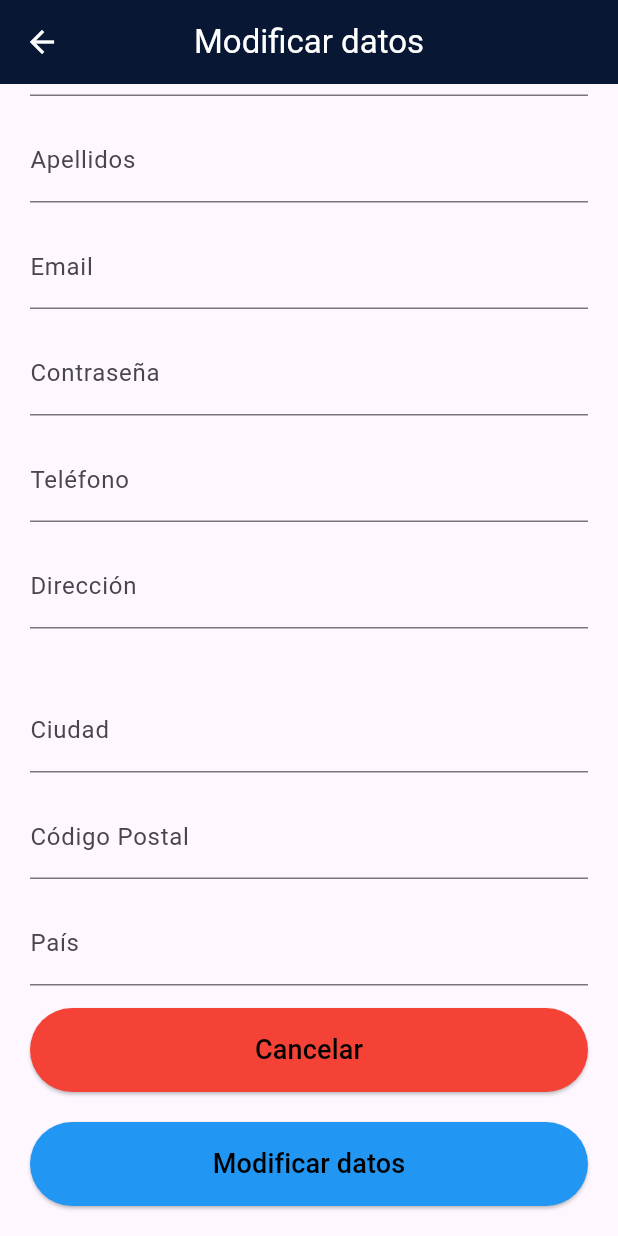
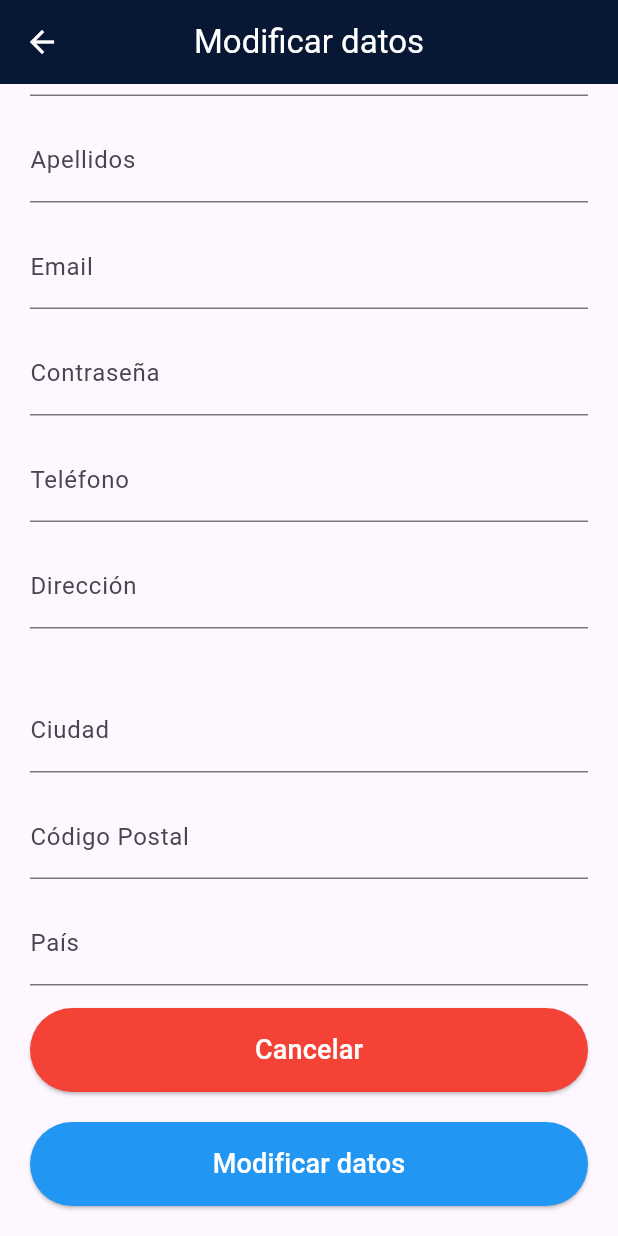
Before and after one commit to Dev-Julinho/Tienda-TFG-FS, a Flutter app: the CambiarDatosClientePage screen opened directly, scrolled down 68 dp, after a tap on "Modificar datos", on a phone screen of 412 x 824 dp. Run offline on Flutter 3.47's test engine with Material 3 defaults, Android fonts, the phone set to English and light mode, and no system bars; our stand-ins replace shared_preferences; accounts and stored records are empty.

Commit message:
revisión del código

```diff
--- a/lib/Cesta.dart
+++ b/lib/Cesta.dart
@@ -169,7 +169,6 @@ class _CarritoPageState extends State<CarritoPage> {
               },
             ),
           ),
-
           _footer(),
         ],
       ),
@@ -215,7 +214,6 @@ class _CarritoPageState extends State<CarritoPage> {
                   style: TextStyle(fontSize: 18)),
             ),
           ),
-
           const SizedBox(height: 10),
 
           SizedBox(
@@ -237,7 +235,6 @@ class _CarritoPageState extends State<CarritoPage> {
               ),
             ),
           ),
-
         ],
       ),
     );
--- a/lib/ProductosCategoria.dart
+++ b/lib/ProductosCategoria.dart
@@ -2,7 +2,6 @@ import 'dart:convert';
 import 'dart:io';
 import 'package:flutter/material.dart';
 import 'package:http/io_client.dart';
-
 import 'models/producto.dart';
 import 'models/categoria.dart';
 import 'productoDetalle.dart';
@@ -223,10 +222,8 @@ class _ProductosCategoriaState extends State<ProductosCategoria> {
                             const Icon(Icons.broken_image, size: 60),
                           ),
                         ),
-
                         const SizedBox(width: 16),
 
-                        // 📝 Nombre + precio
                         Expanded(
                           child: Column(
                             crossAxisAlignment: CrossAxisAlignment.start,
@@ -239,7 +236,6 @@ class _ProductosCategoriaState extends State<ProductosCategoria> {
                                   height: 1.2,
                                 ),
                               ),
-
                               const SizedBox(height: 8),
 
                               Text(
--- a/lib/cambiarDatosCliente.dart
+++ b/lib/cambiarDatosCliente.dart
@@ -62,7 +62,7 @@ class _CambiarDatosClientePageState extends State<CambiarDatosClientePage> {
       telefonoController.text = data['telefono'] ?? "";
       direccionController.text = data['direccion'] ?? "";
       ciudadController.text = data['ciudad'] ?? "";
-      codigoPostalController.text = data['codigoPostal'] ?? "";
+      codigoPostalController.text = data['codigo_postal'] ?? "";
       paisController.text = data['pais'] ?? "";
     }
 
@@ -83,7 +83,7 @@ class _CambiarDatosClientePageState extends State<CambiarDatosClientePage> {
       "telefono": telefonoController.text.trim(),
       "direccion": direccionController.text.trim(),
       "ciudad": ciudadController.text.trim(),
-      "codigoPostal": codigoPostalController.text.trim(),
+      "codigo_postal": codigoPostalController.text.trim(),
       "pais": paisController.text.trim(),
     });
 
@@ -184,7 +184,6 @@ class _CambiarDatosClientePageState extends State<CambiarDatosClientePage> {
             ),
             const SizedBox(height: 15),
 
-            // Botón cancelar
             SizedBox(
               width: double.infinity,
               child: ElevatedButton(
@@ -195,14 +194,12 @@ class _CambiarDatosClientePageState extends State<CambiarDatosClientePage> {
                 ),
                 child: const Text(
                   "Cancelar",
-                  style: TextStyle(fontSize: 18, color: Colors.black),
+                  style: TextStyle(fontSize: 18, color: Colors.white),
                 ),
               ),
             ),
-
             const SizedBox(height: 20),
 
-            // Botón modificar
             SizedBox(
               width: double.infinity,
               child: ElevatedButton(
@@ -213,7 +210,7 @@ class _CambiarDatosClientePageState extends State<CambiarDatosClientePage> {
                 ),
                 child: const Text(
                   "Modificar datos",
-                  style: TextStyle(fontSize: 18, color: Colors.black),
+                  style: TextStyle(fontSize: 18, color: Colors.white),
                 ),
               ),
             ),
--- a/lib/detallePedido.dart
+++ b/lib/detallePedido.dart
@@ -29,9 +29,7 @@ class _DetallePedidoPageState extends State<DetallePedidoPage> {
     HttpClient httpClient = HttpClient()
       ..badCertificateCallback =
           (X509Certificate cert, String host, int port) => true;
-
     ioClient = IOClient(httpClient);
-
     _cargarProductos();
     _cargarEmpresaEnvio();
   }
@@ -53,7 +51,6 @@ class _DetallePedidoPageState extends State<DetallePedidoPage> {
         });
         return;
       }
-
       final data = jsonDecode(res.body);
       final List<dynamic> lista = data["records"] ?? [];
 
@@ -94,7 +91,6 @@ class _DetallePedidoPageState extends State<DetallePedidoPage> {
           "talla": talla,
         });
       }
-
       setState(() {
         productos = temp;
         cargando = false;
@@ -208,7 +204,6 @@ class _DetallePedidoPageState extends State<DetallePedidoPage> {
                     ),
                   );
                 }
-
                 final prod = productos[index];
 
                 return Card(
--- a/lib/homepage.dart
+++ b/lib/homepage.dart
@@ -195,8 +195,6 @@ class _HomePageState extends State<HomePage> with SingleTickerProviderStateMixin
                     ),
                   ),
 
-
-                  // Imagen
                   ClipRRect(
                     borderRadius: BorderRadius.vertical(bottom: Radius.circular(22)),
                     child: Image.network(
--- a/lib/main.dart
+++ b/lib/main.dart
@@ -44,13 +44,11 @@ class MyApp extends StatelessWidget {
 class MyHomePage extends StatefulWidget {
   const MyHomePage({super.key, required this.title});
 
-
   final String title;
 
   @override
   State<MyHomePage> createState() => _MyHomePageState();
 }
-
 
 class _MyHomePageState extends State<MyHomePage> {
   int _counter = 0;
--- a/lib/miCuenta.dart
+++ b/lib/miCuenta.dart
@@ -160,7 +160,6 @@ class _MiCuentaPageState extends State<MiCuentaPage> {
             ),
 
             const SizedBox(height: 25),
-
             GestureDetector(
               onTap: () {
                 Navigator.push(
--- a/lib/misPedidos.dart
+++ b/lib/misPedidos.dart
@@ -71,7 +71,6 @@ class _MisPedidosPageState extends State<MisPedidosPage> {
           }
         }
       }
-
       setState(() {});
 
     } catch (_) {
--- a/lib/registro.dart
+++ b/lib/registro.dart
@@ -77,7 +77,6 @@ class _PantallaRegistroState extends State<PantallaRegistro> {
     return Scaffold(
       body: Stack(
         children: [
-          // Fondo negro sólido
           SizedBox.expand(
             child: Container(color: Colors.black),
           ),
```
Also changed, not shown: lib/login.dart (+2 -11 lines), lib/productoDetalle.dart (+0 -7 lines), lib/realizarPedido.dart (+8 -9 lines).
